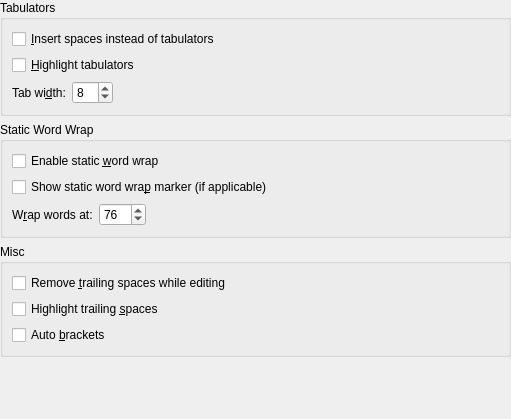
KDE/kate, file part/dialogs/editconfigwidget.ui: the form before one commit.
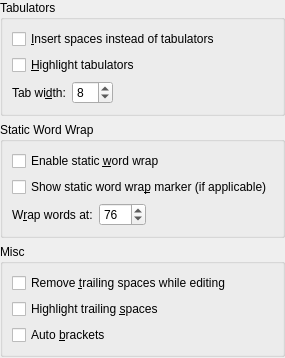
The form after the commit. Custom widgets are drawn as their Qt base class.

The edit to the form file:
```diff
--- a/part/dialogs/editconfigwidget.ui
+++ b/part/dialogs/editconfigwidget.ui
@@ -1,19 +1,8 @@
 <ui version="4.0" >
  <class>EditConfigWidget</class>
- <widget class="QWidget" name="EditConfigWidget" >
-  <property name="geometry" >
-   <rect>
-    <x>0</x>
-    <y>0</y>
-    <width>511</width>
-    <height>419</height>
-   </rect>
-  </property>
-  <layout class="QVBoxLayout" >
-   <property name="spacing" >
-    <number>6</number>
-   </property>
-   <property name="margin" >
+ <widget class="QWidget" name="EditConfigWidget">
+  <layout class="QVBoxLayout">
+   <property name="margin">
     <number>0</number>
    </property>
    <item>
@@ -21,13 +10,7 @@
      <property name="title" >
       <string>Tabulators</string>
      </property>
-     <layout class="QVBoxLayout" >
-      <property name="spacing" >
-       <number>6</number>
-      </property>
-      <property name="margin" >
-       <number>9</number>
-      </property>
+     <layout class="QVBoxLayout">
       <item>
        <widget class="QCheckBox" name="chkReplaceTabs" >
         <property name="whatsThis" >
@@ -49,11 +32,8 @@
        </widget>
       </item>
       <item>
-       <layout class="QHBoxLayout" >
-        <property name="spacing" >
-         <number>6</number>
-        </property>
-        <property name="margin" >
+       <layout class="QHBoxLayout">
+        <property name="margin">
          <number>0</number>
         </property>
         <item>
@@ -84,10 +64,10 @@
           <property name="orientation" >
            <enum>Qt::Horizontal</enum>
           </property>
-          <property name="sizeHint" stdset="0" >
+          <property name="sizeHint" stdset="0">
            <size>
-            <width>314</width>
-            <height>23</height>
+            <width>1</width>
+            <height>0</height>
            </size>
           </property>
          </spacer>
@@ -102,13 +82,7 @@
      <property name="title" >
       <string>Static Word Wrap</string>
      </property>
-     <layout class="QVBoxLayout" >
-      <property name="spacing" >
-       <number>6</number>
-      </property>
-      <property name="margin" >
-       <number>9</number>
-      </property>
+     <layout class="QVBoxLayout">
       <item>
        <widget class="QCheckBox" name="chkStaticWordWrap" >
         <property name="whatsThis" >
@@ -130,11 +104,8 @@
        </widget>
       </item>
       <item>
-       <layout class="QHBoxLayout" >
-        <property name="spacing" >
-         <number>6</number>
-        </property>
-        <property name="margin" >
+       <layout class="QHBoxLayout">
+        <property name="margin">
          <number>0</number>
         </property>
         <item>
@@ -168,10 +139,10 @@
           <property name="orientation" >
            <enum>Qt::Horizontal</enum>
           </property>
-          <property name="sizeHint" stdset="0" >
+          <property name="sizeHint" stdset="0">
            <size>
-            <width>271</width>
-            <height>23</height>
+            <width>1</width>
+            <height>0</height>
            </size>
           </property>
          </spacer>
@@ -186,13 +157,7 @@
      <property name="title" >
       <string>Misc</string>
      </property>
-     <layout class="QVBoxLayout" >
-      <property name="spacing" >
-       <number>6</number>
-      </property>
-      <property name="margin" >
-       <number>9</number>
-      </property>
+     <layout class="QVBoxLayout">
       <item>
        <widget class="QCheckBox" name="chkRemoveTrailingSpaces" >
         <property name="whatsThis" >
@@ -228,10 +193,10 @@
      <property name="orientation" >
       <enum>Qt::Vertical</enum>
      </property>
-     <property name="sizeHint" stdset="0" >
+     <property name="sizeHint" stdset="0">
       <size>
-       <width>441</width>
-       <height>20</height>
+       <width>0</width>
+       <height>1</height>
       </size>
      </property>
     </spacer>
```
Left out of the diff: 95 changed lines with no effect on the pictures.
